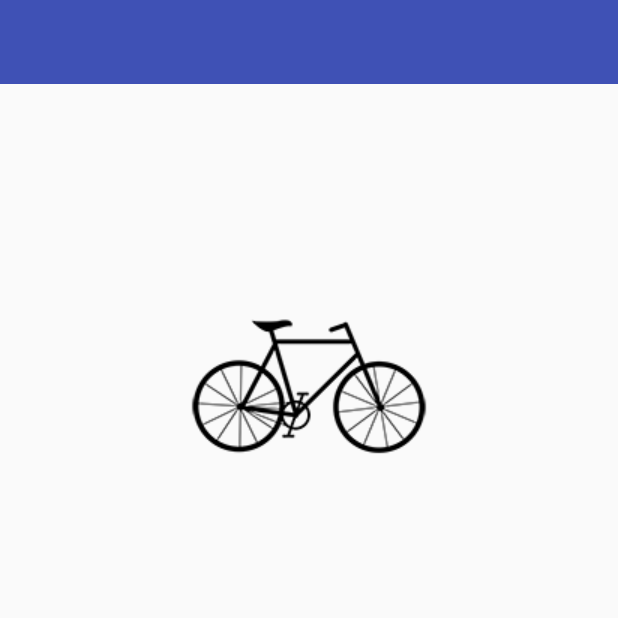
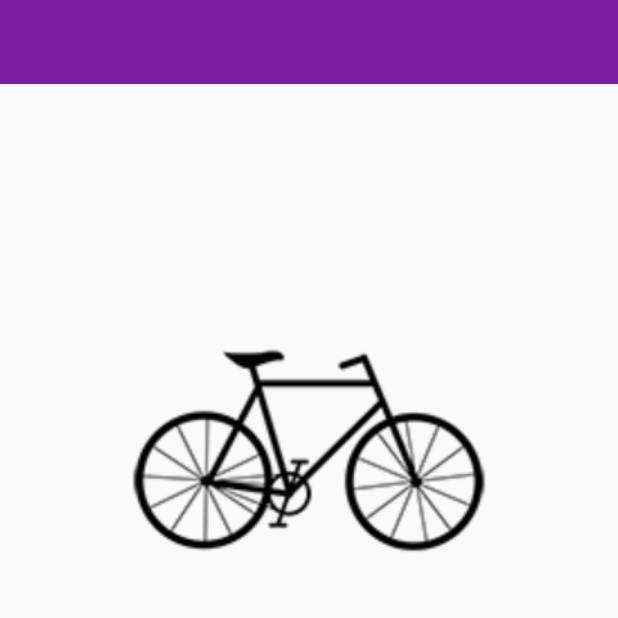
Before and after one commit to alfredorojas95/SenApp, an Android app: the ListActivity screen opened directly, with no data from a screen before it, on a phone screen of 412 x 824 dp, the top half of it. Run offline under Robolectric (Android 15) with nearby library versions, the phone set to English and light mode, and no system bars; 3 statements that could not run were skipped.

Commit message:
cambio icono

```diff
--- a/app/src/main/java/com/example/alfredo/senapp/LoginActivity.java
+++ b/app/src/main/java/com/example/alfredo/senapp/LoginActivity.java
@@ -30,6 +30,8 @@ public class LoginActivity extends AppCompatActivity implements GoogleApiClient.
         googleApiClient = new GoogleApiClient.Builder(this).enableAutoManage(this, this).addApi(Auth.GOOGLE_SIGN_IN_API, gso).build();
 
         signInButton = (SignInButton)findViewById(R.id.signInButton);
+        signInButton.setSize(SignInButton.SIZE_WIDE);
+        signInButton.setColorScheme(SignInButton.COLOR_DARK);
         signInButton.setOnClickListener(new View.OnClickListener() {
             @Override
             public void onClick(View v) {
--- a/app/src/main/res/layout/activity_list.xml
+++ b/app/src/main/res/layout/activity_list.xml
@@ -15,12 +15,12 @@
         android:layout_alignParentLeft="true"
         android:layout_alignParentStart="true"
         android:layout_alignParentTop="true"
-        android:background="@color/colorPrimary"
+        android:background="#7B1FA2"
         app:theme="@style/ThemeOverlay.AppCompat.Dark.ActionBar"/>
 
     <ImageView
-        android:layout_width="wrap_content"
-        android:layout_height="wrap_content"
+        android:layout_width="300dp"
+        android:layout_height="300dp"
         app:srcCompat="@drawable/bike"
         android:layout_alignParentTop="true"
         android:layout_centerHorizontal="true"
--- a/app/src/main/res/layout/activity_login.xml
+++ b/app/src/main/res/layout/activity_login.xml
@@ -23,11 +23,11 @@
     <ImageView
         android:layout_width="wrap_content"
         android:layout_height="wrap_content"
-        app:srcCompat="@drawable/common_google_signin_btn_icon_dark"
+        app:srcCompat="@drawable/mini192"
         android:id="@+id/imageView2"
+        android:layout_marginBottom="22dp"
         android:layout_above="@+id/signInButton"
-        android:layout_centerHorizontal="true"
-        android:layout_marginBottom="67dp" />
+        android:layout_centerHorizontal="true" />
 
 
 </RelativeLayout>
--- a/app/src/main/res/layout/content_main.xml
+++ b/app/src/main/res/layout/content_main.xml
@@ -13,9 +13,5 @@
     tools:context="com.example.alfredo.senapp.MainActivity"
     tools:showIn="@layout/app_bar_main">
 
-    <TextView
-        android:layout_width="match_parent"
-        android:layout_height="match_parent"
-        android:text="main----------->"/>
 
 </RelativeLayout>
```
Also changed, not shown: app/src/main/res/layout/list_diccionario.xml (+11 -4 lines), app/src/main/res/layout/row.xml (+7 -1 lines), app/src/main/ic_launcher-web.png (added), app/src/main/res/drawable/iconmini.png (added), app/src/main/res/drawable/logo144.png (added), app/src/main/res/drawable/logo192.png (added), app/src/main/res/drawable/logo36.png (added), app/src/main/res/drawable/logo48.png (added), app/src/main/res/drawable/mini192.png (added), app/src/main/res/mipmap-hdpi/ic_launcher.png, app/src/main/res/mipmap-mdpi/ic_launcher.png, app/src/main/res/mipmap-xhdpi/ic_launcher.png, app/src/main/res/mipmap-xxhdpi/ic_launcher.png, app/src/main/res/mipmap-xxxhdpi/ic_launcher.png, 1 more files.
